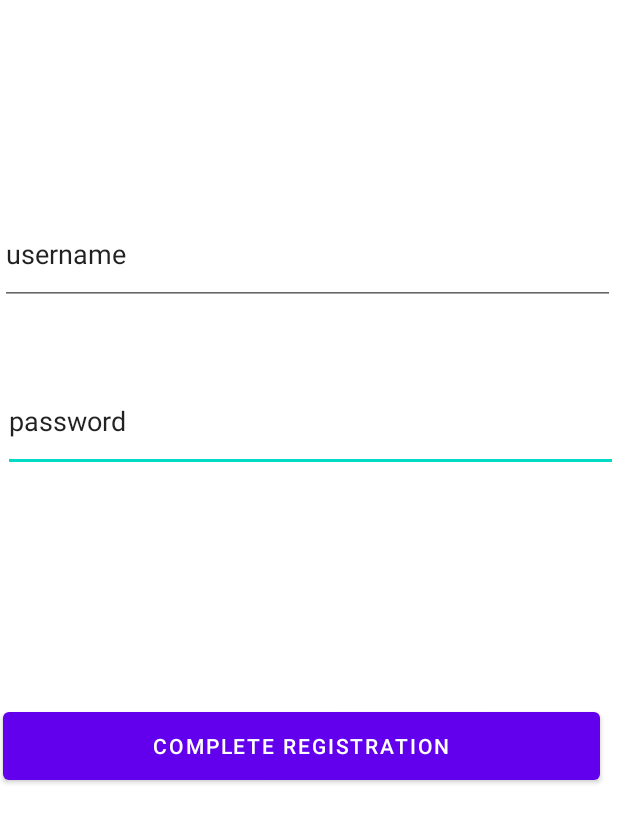
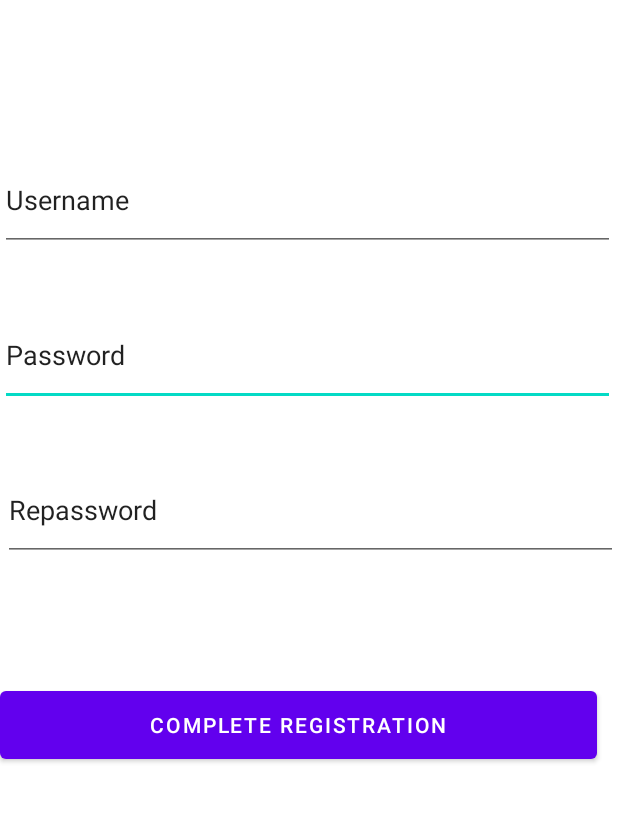
Before and after one commit to Twilli70/GymRat, an Android app: the layout activity_registration.xml on its own in the app's theme, with its tools: preview values and no code run, on a phone screen of 412 x 824 dp. Shown: the top 823 px of the screen. Run offline under Robolectric (Android 15) with nearby library versions, the phone set to English and light mode, and no system bars.

Commit message:
update 4:27

```diff
--- a/app/src/main/java/edu/towson/cosc412/martindale/gymrat/DBHelper.java
+++ b/app/src/main/java/edu/towson/cosc412/martindale/gymrat/DBHelper.java
@@ -4,6 +4,7 @@ import android.content.ContentValues;
 import android.content.Context;
 import android.database.Cursor;
 import android.database.sqlite.*;
+
 
 import androidx.annotation.Nullable;
 
--- a/app/src/main/java/edu/towson/cosc412/martindale/gymrat/MainActivity.java
+++ b/app/src/main/java/edu/towson/cosc412/martindale/gymrat/MainActivity.java
@@ -8,7 +8,7 @@ import android.os.Bundle;
 import android.view.View;
 import android.widget.Button;
 import android.widget.EditText;
-
+import android.database.sqlite.*;
 
 public class MainActivity extends AppCompatActivity {
 
@@ -39,6 +39,7 @@ public class MainActivity extends AppCompatActivity {
 
                 Intent intent = new Intent(getApplicationContext(), Registration.class);
                 startActivity(intent);
+
             }
         });
     }
--- a/app/src/main/res/layout/activity_registration.xml
+++ b/app/src/main/res/layout/activity_registration.xml
@@ -10,23 +10,36 @@
         android:id="@+id/newPwd"
         android:layout_width="410dp"
         android:layout_height="67dp"
-        android:layout_marginTop="44dp"
+        android:layout_marginTop="36dp"
         android:ems="10"
         android:inputType="textPersonName"
-        android:text="password"
+        android:text="Password"
+        app:layout_constraintEnd_toEndOf="parent"
+        app:layout_constraintHorizontal_bias="0.0"
+        app:layout_constraintStart_toStartOf="parent"
+        app:layout_constraintTop_toBottomOf="@+id/newUsr" />
+
+    <EditText
+        android:id="@+id/newPwd1"
+        android:layout_width="410dp"
+        android:layout_height="67dp"
+        android:layout_marginTop="36dp"
+        android:ems="10"
+        android:inputType="textPersonName"
+        android:text="Repassword"
         app:layout_constraintEnd_toEndOf="parent"
         app:layout_constraintHorizontal_bias="1.0"
         app:layout_constraintStart_toStartOf="parent"
-        app:layout_constraintTop_toBottomOf="@+id/newUsr" />
+        app:layout_constraintTop_toBottomOf="@+id/newPwd" />
 
     <EditText
         android:id="@+id/newUsr"
         android:layout_width="410dp"
         android:layout_height="67dp"
-        android:layout_marginTop="136dp"
+        android:layout_marginTop="100dp"
         android:ems="10"
         android:inputType="textPersonName"
-        android:text="username"
+        android:text="Username"
         app:layout_constraintEnd_toEndOf="parent"
         app:layout_constraintHorizontal_bias="0.0"
         app:layout_constraintStart_toStartOf="parent"
@@ -39,8 +52,8 @@
         android:text="Complete Registration"
         app:layout_constraintBottom_toBottomOf="parent"
         app:layout_constraintEnd_toEndOf="parent"
-        app:layout_constraintHorizontal_bias="0.153"
+        app:layout_constraintHorizontal_bias="0.0"
         app:layout_constraintStart_toStartOf="parent"
-        app:layout_constraintTop_toBottomOf="@+id/newPwd"
-        app:layout_constraintVertical_bias="0.341" />
+        app:layout_constraintTop_toBottomOf="@+id/newPwd1"
+        app:layout_constraintVertical_bias="0.206" />
 </androidx.constraintlayout.widget.ConstraintLayout>
```
Also changed, not shown: app/src/main/java/edu/towson/cosc412/martindale/gymrat/Registration.java (+23 -3 lines).
